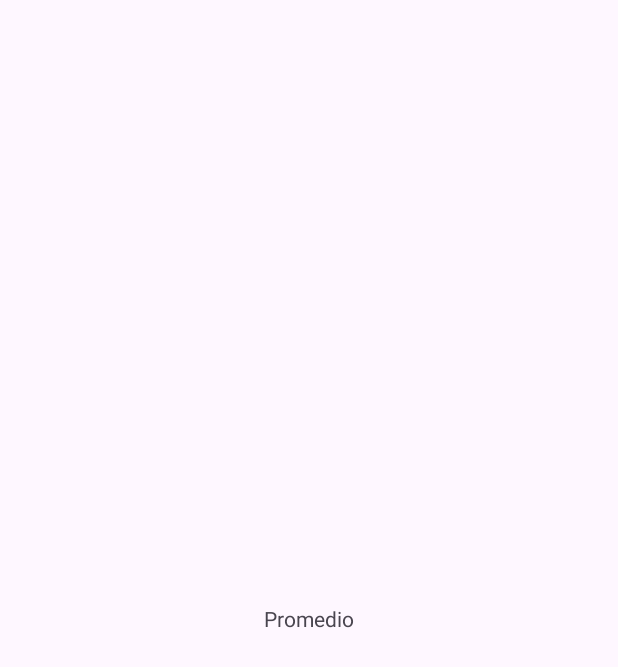
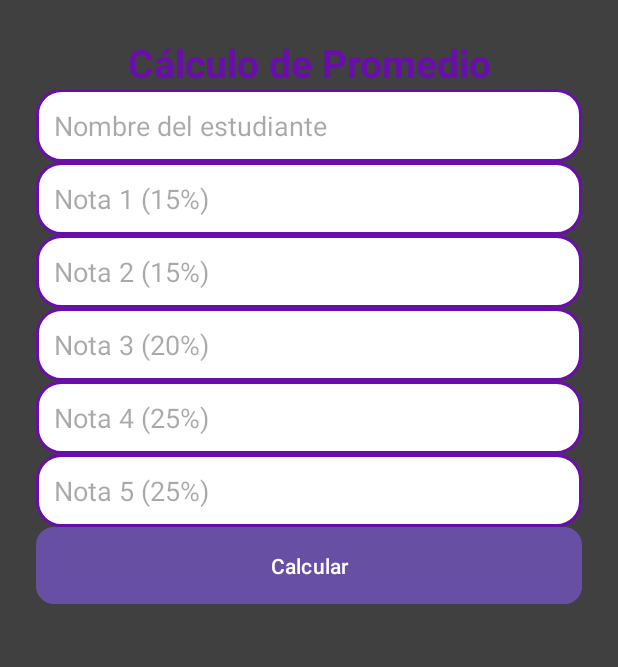
Before and after one commit to MariaTorres0/Desafio1DSM, an Android app: the PromedioActivity screen opened directly, with no data from a screen before it, on a phone screen of 412 x 824 dp. Before the commit the part shown is almost empty. Shown: the top 667 px of the screen. Run offline under Robolectric (Android 15) with nearby library versions, the phone set to English and light mode, and no system bars.

Commit message:
Estructura ejercicio 1

```diff
--- a/app/src/main/java/com/example/desafio1dsm/PromedioActivity.kt
+++ b/app/src/main/java/com/example/desafio1dsm/PromedioActivity.kt
@@ -1,21 +1,45 @@
 package com.example.desafio1dsm
 
-import android.content.Intent
 import android.os.Bundle
+import android.widget.Button
+import android.widget.EditText
+import android.widget.TextView
 import androidx.appcompat.app.AppCompatActivity
-import androidx.core.view.ViewCompat
-import androidx.core.view.WindowInsetsCompat
-import android.widget.Button
 
 class PromedioActivity : AppCompatActivity() {
+
     override fun onCreate(savedInstanceState: Bundle?) {
         super.onCreate(savedInstanceState)
         setContentView(R.layout.activity_promedio)
 
-        ViewCompat.setOnApplyWindowInsetsListener(findViewById(R.id.promedio)) { v, insets ->
-            val systemBars = insets.getInsets(WindowInsetsCompat.Type.systemBars())
-            v.setPadding(systemBars.left, systemBars.top, systemBars.right, systemBars.bottom)
-            insets
+        val etNombre = findViewById<EditText>(R.id.etNombre)
+        val etNota1 = findViewById<EditText>(R.id.etNota1)
+        val etNota2 = findViewById<EditText>(R.id.etNota2)
+        val etNota3 = findViewById<EditText>(R.id.etNota3)
+        val etNota4 = findViewById<EditText>(R.id.etNota4)
+        val etNota5 = findViewById<EditText>(R.id.etNota5)
+        val btnCalcular = findViewById<Button>(R.id.btnCalcular)
+        val tvResultado = findViewById<TextView>(R.id.tvResultado)
+
+        btnCalcular.setOnClickListener {
+            val nombre = etNombre.text.toString()
+            val notas = listOf(
+                etNota1.text.toString().toDouble(),
+                etNota2.text.toString().toDouble(),
+                etNota3.text.toString().toDouble(),
+                etNota4.text.toString().toDouble(),
+                etNota5.text.toString().toDouble()
+            )
+
+            if (notas.any { it < 0 || it > 10 }) {
+                tvResultado.text = "Las notas deben estar entre 0 y 10"
+                tvResultado.visibility = TextView.VISIBLE
+            } else {
+                val promedio = (notas[0] * 0.15) + (notas[1] * 0.15) + (notas[2] * 0.20) + (notas[3] * 0.25) + (notas[4] * 0.25)
+                val estado = if (promedio >= 6) "APROBADO" else "REPROBADO"
+                tvResultado.text = "$nombre, tu promedio es $promedio\nEstado: $estado"
+                tvResultado.visibility = TextView.VISIBLE
+            }
         }
     }
 }
--- /dev/null
+++ b/app/src/main/res/drawable/edittext_rounded.xml
@@ -0,0 +1,6 @@
+<shape xmlns:android="http://schemas.android.com/apk/res/android"
+    android:shape="rectangle">
+    <corners android:radius="16dp"/>
+    <solid android:color="#FFFFFF"/>
+    <stroke android:color="#6A0DAD" android:width="2dp"/>
+</shape>
--- a/app/src/main/res/layout/activity_descuento.xml
+++ b/app/src/main/res/layout/activity_descuento.xml
@@ -3,7 +3,6 @@
     xmlns:android="http://schemas.android.com/apk/res/android"
     xmlns:app="http://schemas.android.com/apk/res-auto"
     xmlns:tools="http://schemas.android.com/tools"
-    android:id="@+id/descuento"
     android:layout_width="match_parent"
     android:layout_height="match_parent"
     tools:context=".DescuentoActivity">
--- a/app/src/main/res/layout/activity_promedio.xml
+++ b/app/src/main/res/layout/activity_promedio.xml
@@ -3,18 +3,126 @@
     xmlns:android="http://schemas.android.com/apk/res/android"
     xmlns:app="http://schemas.android.com/apk/res-auto"
     xmlns:tools="http://schemas.android.com/tools"
-    android:id="@+id/promedio"
     android:layout_width="match_parent"
     android:layout_height="match_parent"
+    android:background="@color/gray"
+    android:id="@+id/descuento"
+    android:padding="24dp"
     tools:context=".PromedioActivity">
 
     <TextView
+        android:id="@+id/tvTitle"
         android:layout_width="wrap_content"
         android:layout_height="wrap_content"
-        android:text="Promedio"
-        app:layout_constraintBottom_toBottomOf="parent"
-        app:layout_constraintLeft_toLeftOf="parent"
-        app:layout_constraintRight_toRightOf="parent"
-        app:layout_constraintTop_toTopOf="parent" />
+        android:text="Cálculo de Promedio"
+        android:textSize="26sp"
+        android:textStyle="bold"
+        android:textColor="#6A0DAD"
+        app:layout_constraintTop_toTopOf="parent"
+        app:layout_constraintStart_toStartOf="parent"
+        app:layout_constraintEnd_toEndOf="parent"
+        android:gravity="center"
+        android:layout_marginBottom="32dp"/>
 
+    <EditText
+        android:id="@+id/etNombre"
+        android:layout_width="0dp"
+        android:layout_height="wrap_content"
+        android:hint="Nombre del estudiante"
+        android:background="@drawable/edittext_rounded"
+        android:padding="12dp"
+        android:layout_marginBottom="16dp"
+        app:layout_constraintStart_toStartOf="parent"
+        app:layout_constraintEnd_toEndOf="parent"
+        app:layout_constraintTop_toBottomOf="@id/tvTitle"/>
+
+    <EditText
+        android:id="@+id/etNota1"
+        android:layout_width="0dp"
+        android:layout_height="wrap_content"
+        android:hint="Nota 1 (15%)"
+        android:inputType="numberDecimal"
+        android:background="@drawable/edittext_rounded"
+        android:padding="12dp"
+        app:layout_constraintStart_toStartOf="parent"
+        app:layout_constraintEnd_toEndOf="parent"
+        app:layout_constraintTop_toBottomOf="@id/etNombre"
+        android:layout_marginBottom="12dp"/>
+
+    <EditText
+        android:id="@+id/etNota2"
+        android:layout_width="0dp"
+        android:layout_height="wrap_content"
+        android:hint="Nota 2 (15%)"
+        android:inputType="numberDecimal"
+        android:background="@drawable/edittext_rounded"
+        android:padding="12dp"
+        app:layout_constraintStart_toStartOf="parent"
+        app:layout_constraintEnd_toEndOf="parent"
+        app:layout_constraintTop_toBottomOf="@id/etNota1"
+        android:layout_marginBottom="12dp"/>
+
+    <EditText
+        android:id="@+id/etNota3"
+        android:layout_width="0dp"
+        android:layout_height="wrap_content"
+        android:hint="Nota 3 (20%)"
+        android:inputType="numberDecimal"
+        android:background="@drawable/edittext_rounded"
+        android:padding="12dp"
+        app:layout_constraintStart_toStartOf="parent"
+        app:layout_constraintEnd_toEndOf="parent"
+        app:layout_constraintTop_toBottomOf="@id/etNota2"
+        android:layout_marginBottom="12dp"/>
+
+    <EditText
+        android:id="@+id/etNota4"
+        android:layout_width="0dp"
+        android:layout_height="wrap_content"
+        android:hint="Nota 4 (25%)"
+        android:inputType="numberDecimal"
+        android:background="@drawable/edittext_rounded"
+        android:padding="12dp"
+        app:layout_constraintStart_toStartOf="parent"
+        app:layout_constraintEnd_toEndOf="parent"
+        app:layout_constraintTop_toBottomOf="@id/etNota3"
+        android:layout_marginBottom="12dp"/>
+
+    <EditText
+        android:id="@+id/etNota5"
+        android:layout_width="0dp"
+        android:layout_height="wrap_content"
+        android:hint="Nota 5 (25%)"
+        android:inputType="numberDecimal"
+        android:background="@drawable/edittext_rounded"
+        android:padding="12dp"
+        app:layout_constraintStart_toStartOf="parent"
+        app:layout_constraintEnd_toEndOf="parent"
+        app:layout_constraintTop_toBottomOf="@id/etNota4"
+        android:layout_marginBottom="24dp"/>
+
+    <Button
+        android:id="@+id/btnCalcular"
+        android:layout_width="0dp"
+        android:layout_height="wrap_content"
+        android:text="Calcular"
+        android:background="@drawable/button_rounded"
+        android:backgroundTint="#6A0DAD"
+        android:textColor="@android:color/white"
+        android:padding="12dp"
+        app:layout_constraintStart_toStartOf="parent"
+        app:layout_constraintEnd_toEndOf="parent"
+        app:layout_constraintTop_toBottomOf="@id/etNota5"/>
+
+    <TextView
+        android:id="@+id/tvResultado"
+        android:layout_width="wrap_content"
+        android:layout_height="wrap_content"
+        android:textSize="18sp"
+        android:textColor="#6A0DAD"
+        android:visibility="gone"
+        app:layout_constraintTop_toBottomOf="@id/btnCalcular"
+        app:layout_constraintStart_toStartOf="parent"
+        app:layout_constraintEnd_toEndOf="parent"
+        android:layout_marginTop="24dp"/>
 </androidx.constraintlayout.widget.ConstraintLayout>
```
